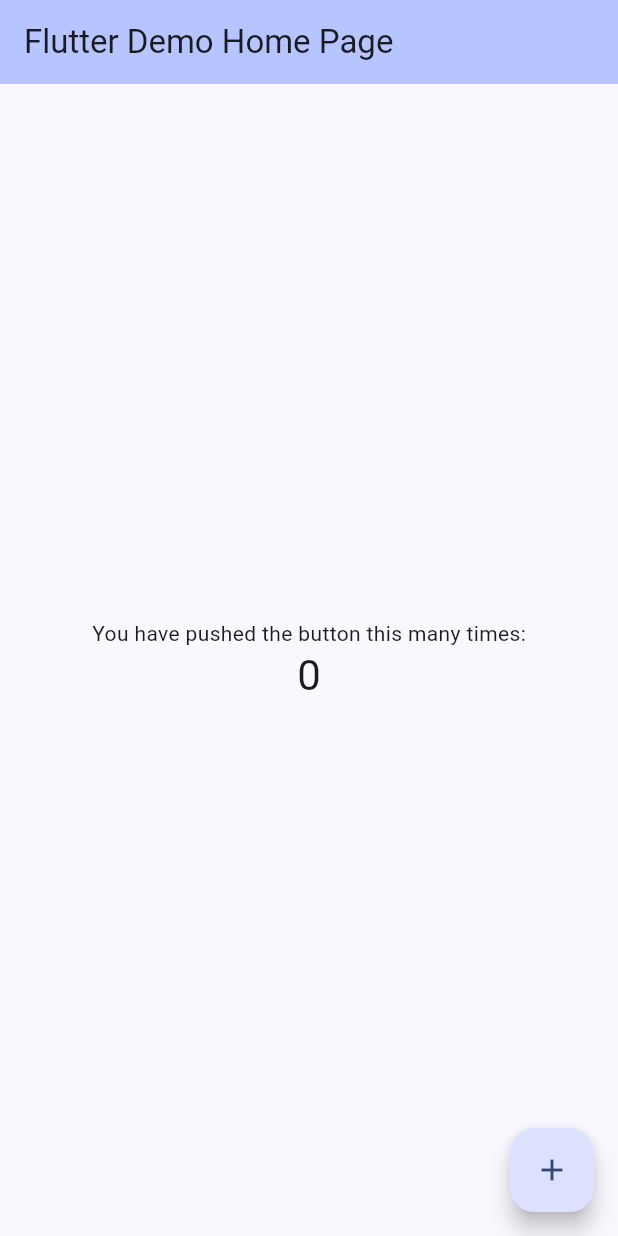
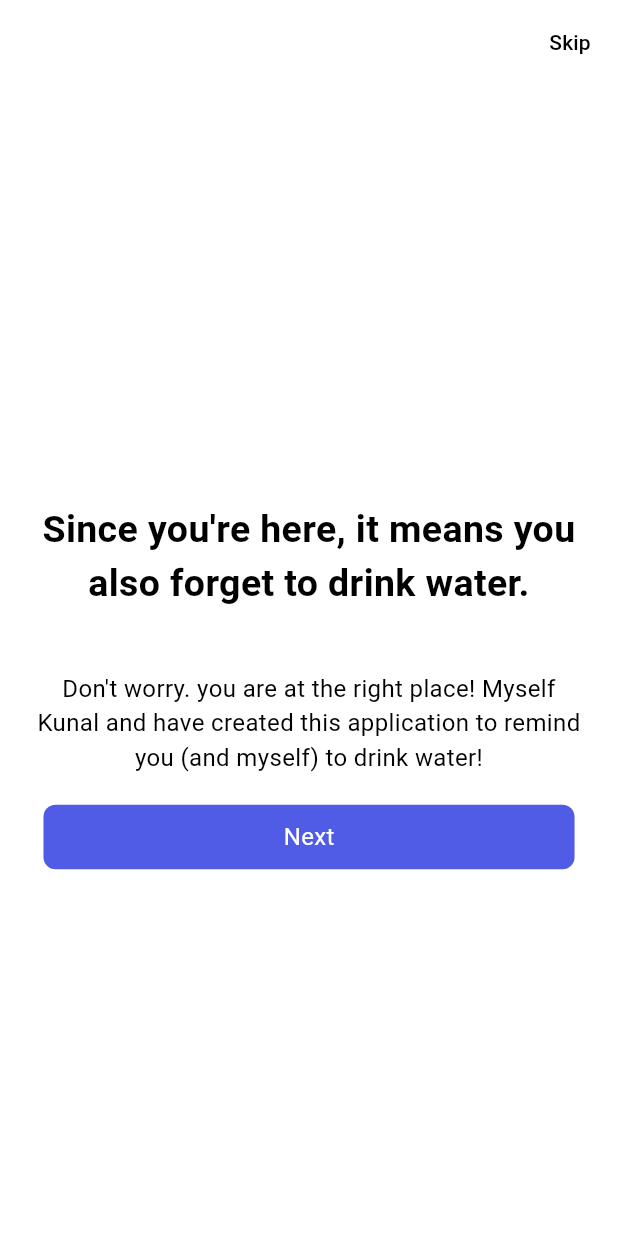
Before and after one commit to kxnalpk/hydrate, a Flutter app: the screen it shows after launch, on a phone screen of 412 x 824 dp. Run offline on Flutter 3.47's test engine with Material 3 defaults, Android fonts, the phone set to English and light mode, and no system bars; our stand-ins replace shared_preferences; Roboto replaces fonts that are missing (Poppins).

Commit message:
Added Onboarding!

```diff
--- /dev/null
+++ b/lib/home.dart
@@ -0,0 +1,14 @@
+import 'package:flutter/material.dart';
+
+class Home extends StatelessWidget {
+  const Home({super.key});
+
+  @override
+  Widget build(BuildContext context) {
+    return Scaffold(
+      appBar: AppBar(
+        title: const Text("Welcome Back!"),
+      ),
+    );
+  }
+}
--- a/lib/main.dart
+++ b/lib/main.dart
@@ -1,99 +1,38 @@
+import 'package:e/home.dart';
+import 'package:e/onboarding/onboarding.dart';
 import 'package:flutter/material.dart';
+import 'package:flutter/services.dart';
+import 'package:shared_preferences/shared_preferences.dart';
 
-void main() {
+int? isviewed;
+void main() async {
+  SystemChrome.setSystemUIOverlayStyle(const SystemUiOverlayStyle(
+    statusBarColor: Colors.transparent,
+  ));
+  WidgetsFlutterBinding.ensureInitialized();
+  SharedPreferences prefs = await SharedPreferences.getInstance();
+  isviewed = prefs.getInt('onBoard');
   runApp(const MyApp());
 }
 
-class MyApp extends StatelessWidget {
+class MyApp extends StatefulWidget {
   const MyApp({super.key});
 
   @override
+  // ignore: library_private_types_in_public_api
+  _MyAppState createState() => _MyAppState();
+}
+
+class _MyAppState extends State<MyApp> {
+  @override
   Widget build(BuildContext context) {
     return MaterialApp(
+      debugShowCheckedModeBanner: false,
       title: 'Flutter Demo',
       theme: ThemeData(
-        colorScheme: ColorScheme.fromSeed(seedColor: const Color.fromARGB(255, 50, 105, 255)),
-        useMaterial3: true,
+        primarySwatch: Colors.blue,
       ),
-      home: const MyHomePage(title: 'Flutter Demo Home Page'),
+      home: isviewed != 0 ? const OnBoarding() : const Home(),
     );
   }
 }
-
-class MyHomePage extends StatefulWidget {
-  const MyHomePage({super.key, required this.title});
-  final String title;
-
-  @override
-  State<MyHomePage> createState() => _MyHomePageState();
-}
-
-class _MyHomePageState extends State<MyHomePage> {
-  int _counter = 0;
-
-  void _incrementCounter() {
-    setState(() {
-      // This call to setState tells the Flutter framework that something has
-      // changed in this State, which causes it to rerun the build method below
-      // so that the display can reflect the updated values. If we changed
-      // _counter without calling setState(), then the build method would not be
-      // called again, and so nothing would appear to happen.
-      _counter++;
-    });
-  }
-
-  @override
-  Widget build(BuildContext context) {
-    // This method is rerun every time setState is called, for instance as done
-    // by the _incrementCounter method above.
-    //
-    // The Flutter framework has been optimized to make rerunning build methods
-    // fast, so that you can just rebuild anything that needs updating rather
-    // than having to individually change instances of widgets.
-    return Scaffold(
-      appBar: AppBar(
-        // TRY THIS: Try changing the color here to a specific color (to
-        // Colors.amber, perhaps?) and trigger a hot reload to see the AppBar
-        // change color while the other colors stay the same.
-        backgroundColor: Theme.of(context).colorScheme.inversePrimary,
-        // Here we take the value from the MyHomePage object that was created by
-        // the App.build method, and use it to set our appbar title.
-        title: Text(widget.title),
-      ),
-      body: Center(
-        // Center is a layout widget. It takes a single child and positions it
-        // in the middle of the parent.
-        child: Column(
-          // Column is also a layout widget. It takes a list of children and
-          // arranges them vertically. By default, it sizes itself to fit its
-          // children horizontally, and tries to be as tall as its parent.
-          //
-          // Column has various properties to control how it sizes itself and
-          // how it positions its children. Here we use mainAxisAlignment to
-          // center the children vertically; the main axis here is the vertical
-          // axis because Columns are vertical (the cross axis would be
-          // horizontal).
-          //
-          // TRY THIS: Invoke "debug painting" (choose the "Toggle Debug Paint"
-          // action in the IDE, or press "p" in the console), to see the
-          // wireframe for each widget.
-          mainAxisAlignment: MainAxisAlignment.center,
-          children: <Widget>[
-            const Text(
-              'You have pushed the button this many times:',
-            ),
-            Text(
-              '$_counter',
-              style: Theme.of(context).textTheme.headlineMedium,
-            ),
-          ],
-        ),
-      ),
-      floatingActionButton: FloatingActionButton(
-        onPressed: _incrementCounter,
-        tooltip: 'Increment',
-        child: const Icon(Icons.add),
-      ), // This trailing comma makes auto-formatting nicer for build methods.
-    );
-  }
-}
--- /dev/null
+++ b/lib/onboarding/onboarding.dart
@@ -0,0 +1,197 @@
+// ignore_for_file: library_private_types_in_public_api
+
+import 'package:e/home.dart';
+import 'package:flutter/material.dart';
+import 'package:shared_preferences/shared_preferences.dart';
+
+class OnboardingPages {
+  String heading;
+  String paragraph;
+
+  Color button;
+  Color background;
+
+  OnboardingPages({
+    required this.heading,
+    required this.paragraph,
+    required this.button,
+    required this.background,
+  });
+}
+
+class OnBoarding extends StatefulWidget {
+  // ignore: use_key_in_widget_constructors
+  const OnBoarding({Key? key});
+
+  @override
+  _OnBoardState createState() => _OnBoardState();
+}
+
+class _OnBoardState extends State<OnBoarding> {
+  int currentIndex = 0;
+  late PageController _pageController;
+  List<OnboardingPages> screens = <OnboardingPages>[
+    OnboardingPages(
+      heading: "Since you're here, it means you also forget to drink water.",
+      paragraph:
+          "Don't worry. you are at the right place! Myself Kunal and have created this application to remind you (and myself) to drink water!",
+      background: Colors.white,
+      button: const Color.fromRGBO(80, 91, 230, 1),
+    ),
+    OnboardingPages(
+      heading: "We are done setting up things, click next to continue!",
+      paragraph: "Great! We have configured the application for you! We'll send you a notification when it's the time to drink water!",
+      background: const Color.fromRGBO(80, 91, 230, 1),
+      button: Colors.white,
+    ),
+  ];
+
+  @override
+  void initState() {
+    _pageController = PageController(initialPage: 0);
+    super.initState();
+  }
+
+  @override
+  void dispose() {
+    _pageController.dispose();
+    super.dispose();
+  }
+
+  _storeOnboardInfo() async {
+    print("Shared pref called");
+    int isViewed = 0;
+    SharedPreferences prefs = await SharedPreferences.getInstance();
+    await prefs.setInt('onBoard', isViewed);
+    print(prefs.getInt('onBoard'));
+  }
+
+  @override
+  Widget build(BuildContext context) {
+    return Scaffold(
+      backgroundColor: currentIndex % 2 == 0
+          ? Colors.white
+          : const Color.fromRGBO(80, 91, 230, 1),
+      appBar: AppBar(
+        backgroundColor: currentIndex % 2 == 0
+            ? Colors.white
+            : const Color.fromRGBO(80, 91, 230, 1),
+        elevation: 0.0,
+        actions: [
+          TextButton(
+            onPressed: () {
+              _storeOnboardInfo();
+              Navigator.pushReplacement(
+                  context, MaterialPageRoute(builder: (context) => const Home()));
+            },
+            child: Text(
+              "Skip",
+              style: TextStyle(
+                color: currentIndex % 2 == 0 ? Colors.black : Colors.white,
+              ),
+            ),
+          )
+        ],
+      ),
+      body: Padding(
+        padding: const EdgeInsets.symmetric(horizontal: 20.0),
+        child: PageView.builder(
+          itemCount: screens.length,
+          controller: _pageController,
+          physics: const NeverScrollableScrollPhysics(),
+          onPageChanged: (int index) {
+            setState(() {
+              currentIndex = index;
+            });
+          },
+          itemBuilder: (_, index) {
+            return Column(
+              mainAxisAlignment: MainAxisAlignment.center,
+              mainAxisSize: MainAxisSize.min,
+              children: [
+                SizedBox(
+                  height: 15,
+                  child: ListView.builder(
+                    itemCount: screens.length,
+                    shrinkWrap: true,
+                    scrollDirection: Axis.horizontal,
+                    itemBuilder: (context, index) {
+                      return const Row(
+                        mainAxisAlignment: MainAxisAlignment.center,
+                      );
+                    },
+                  ),
+                ),
+                Container(
+                  padding:
+                      const EdgeInsets.symmetric(vertical: 20.0),
+                  child: Text(
+                    screens[index].heading,
+                    textAlign: TextAlign.center,
+                    style: TextStyle(
+                      fontSize: 25.0,
+                      fontWeight: FontWeight.bold,
+                      fontFamily: 'Poppins',
+                      color: index % 2 == 0 ? Colors.black : Colors.white,
+                    ),
+                  ),
+                ),
+                Container(
+                  padding:
+                      const EdgeInsets.symmetric(vertical: 20.0),
+                  child: Text(
+                    screens[index].paragraph,
+                    textAlign: TextAlign.center,
+                    style: TextStyle(
+                      fontSize: 16.0,
+                      fontWeight: FontWeight.normal,
+                      fontFamily: 'Poppins',
+                      color: index % 2 == 0 ? Colors.black : Colors.white,
+                    ),
+                  ),
+                ),
+                InkWell(
+                  onTap: () async {
+                    print(index);
+                    if (index == screens.length - 1) {
+                      await _storeOnboardInfo();
+                      // ignore: use_build_context_synchronously
+                      Navigator.pushReplacement(context,
+                          MaterialPageRoute(builder: (context) => const Home()));
+                    }
+
+                    _pageController.jumpToPage(index + 1);
+                  },
+                  child: Container(
+                    padding: const EdgeInsets.symmetric(
+                        horizontal: 160.0, vertical: 10),
+                    decoration: BoxDecoration(
+                      color: index % 2 == 0
+                          ? const Color.fromRGBO(80, 91, 230, 1)
+                          : Colors.white,
+                      borderRadius: BorderRadius.circular(8),
+                    ),
+                    child: Row(
+                      mainAxisSize: MainAxisSize.min,
+                      children: [
+                        Text(
+                          "Next",
+                          style: TextStyle(
+                            fontSize: 16.0,
+                            color: index % 2 == 0
+                                ? Colors.white
+                                : const Color.fromRGBO(80, 91, 230, 1),
+                          ),
+                        ),
+                      ],
+                    ),
+                  ),
+                ),
+              ],
+            );
+          },
+        ),
+      ),
+    );
+  }
+}
--- a/pubspec.yaml
+++ b/pubspec.yaml
@@ -30,6 +30,7 @@ environment:
 dependencies:
   flutter:
     sdk: flutter
+  shared_preferences: ^2.0.5
 
 
   # The following adds the Cupertino Icons font to your application.
```
Also changed, not shown: pubspec.lock, 1 other file.
